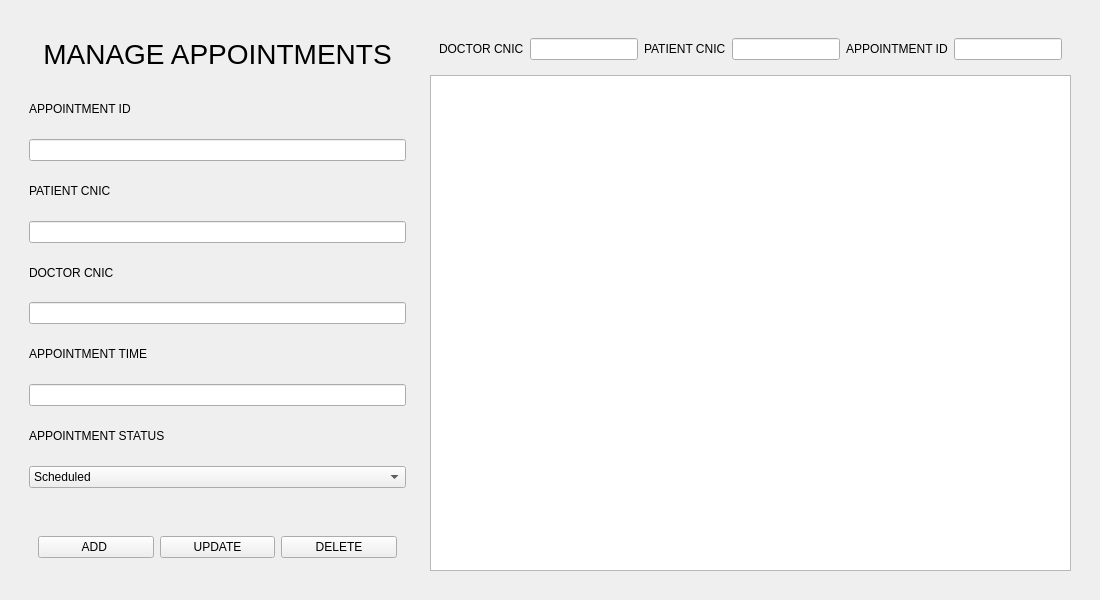
This is backend/ui/admin/admin_manage_appointment.ui in MZaidNaeem/hospital_management_system as Qt 5 draws it before an edit. The edited form follows.
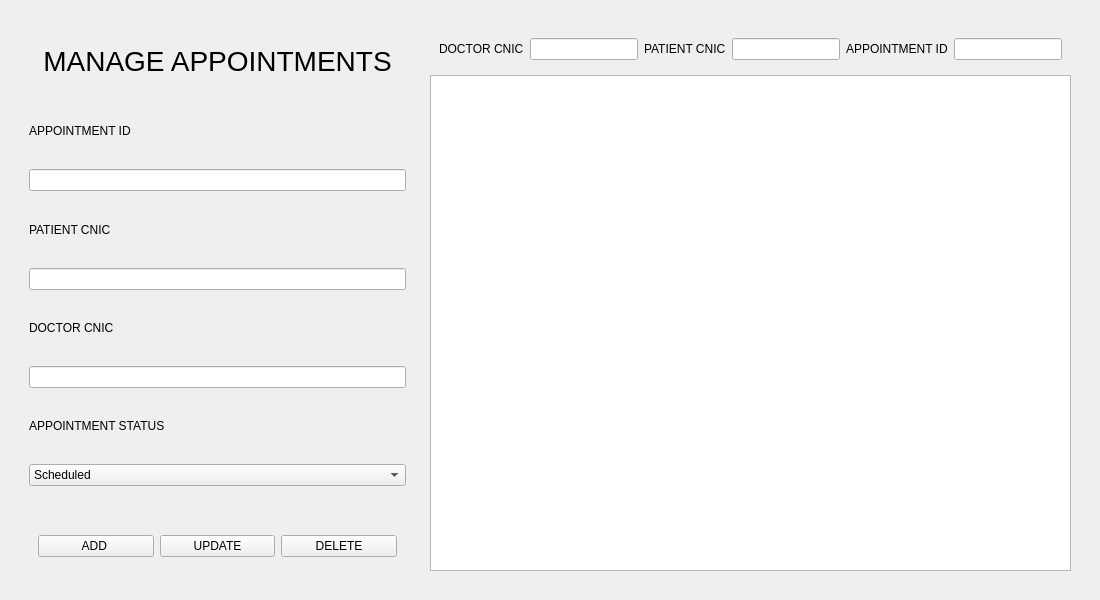
This is the edited form.

The edit to the form file:
```diff
--- a/backend/ui/admin/admin_manage_appointment.ui
+++ b/backend/ui/admin/admin_manage_appointment.ui
@@ -89,16 +89,6 @@
            <item>
             <widget class="QLineEdit" name="ap_doctor_cnic_input"/>
            </item>
-           <item>
-            <widget class="QLabel" name="ap_time_label">
-             <property name="text">
-              <string>APPOINTMENT TIME</string>
-             </property>
-            </widget>
-           </item>
-           <item>
-            <widget class="QLineEdit" name="ap_time_input"/>
-           </item>
            <item>
             <widget class="QLabel" name="ap_status_label">
              <property name="text">
```
